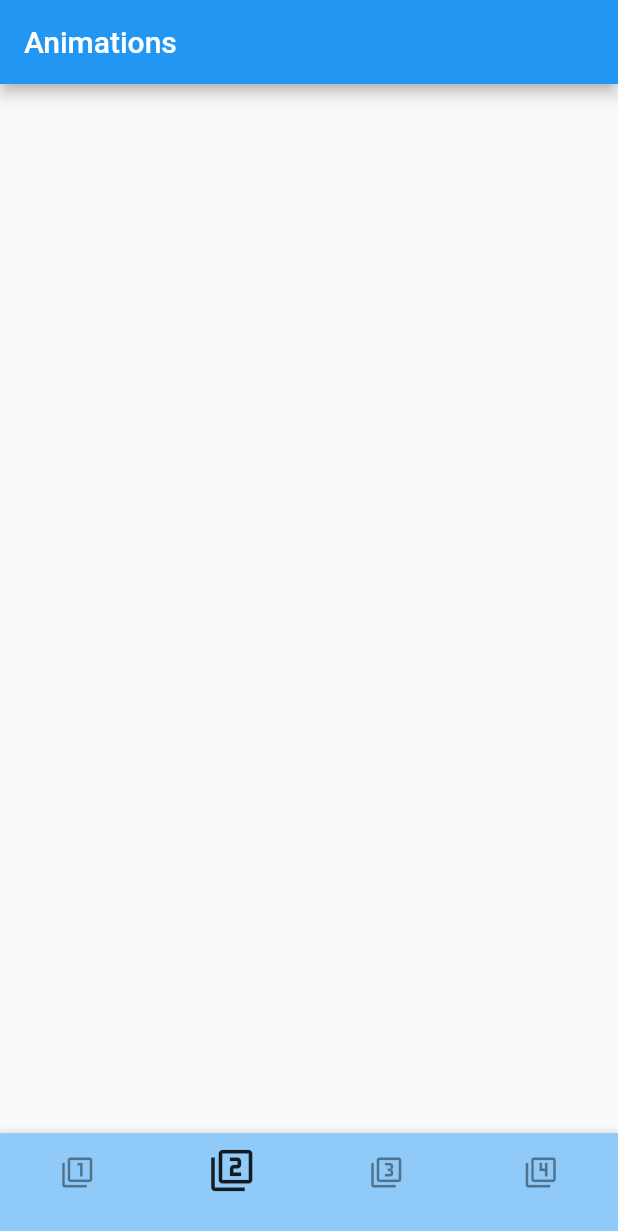
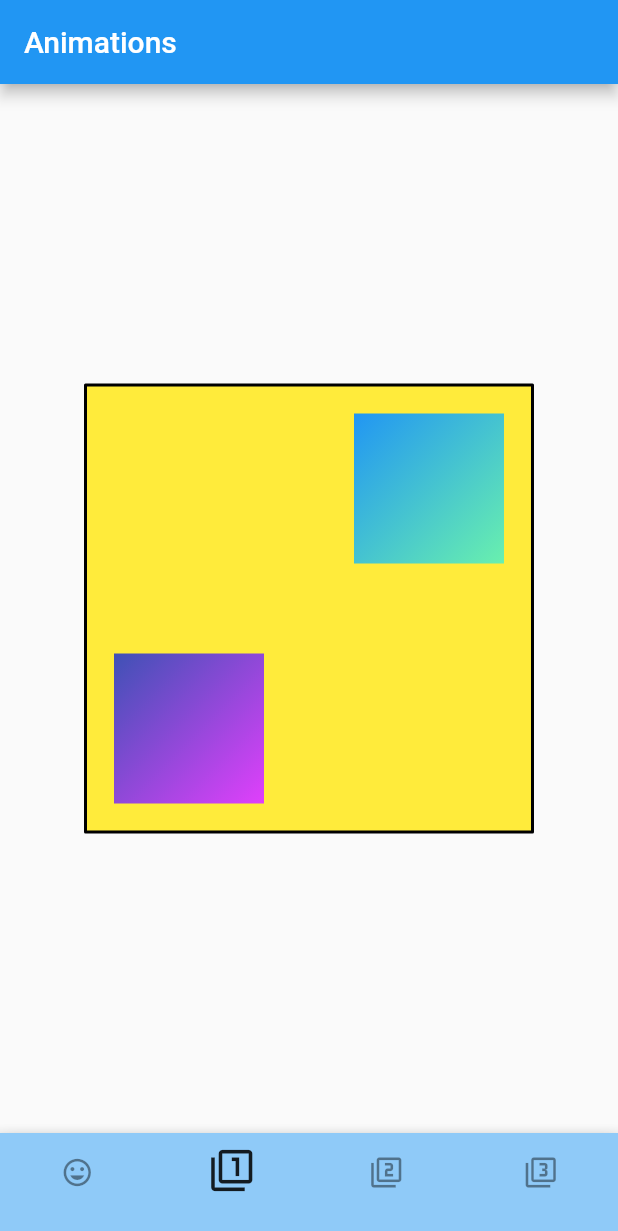
Before and after one commit to ntflix/animationexperiments, a Flutter app: the screen it shows after launch, item 2 of the bottom bar chosen, on a phone screen of 412 x 824 dp. Shown: the top 1231 px of the screen. Run offline on Flutter 3.47's test engine with Material 2 defaults, Android fonts, the phone set to English and light mode, and no system bars; our stand-ins replace simple_animations.

Commit message:
boxes dont work still

```diff
--- a/lib/home.dart
+++ b/lib/home.dart
@@ -56,7 +56,7 @@ class _NavPageState extends State<NavPage> with SingleTickerProviderStateMixin {
       curve: Curves.easeInOut,
     );
 
-    animationController.forward();
+    animationController.forward().orCancel;
 
     this.body = widget.pages[_selectedPage].route;
   }
@@ -105,7 +105,7 @@ class _NavPageState extends State<NavPage> with SingleTickerProviderStateMixin {
                   onTap: () => setState(() {
                     _selectedPage = thisPage.number;
                     this.body = thisPage.route;
-                    animationController.forward();
+                    animationController.forward().orCancel;
                   }),
                   child : AnimatedOpacity(
                     duration: Duration(milliseconds: 120),
@@ -116,7 +116,7 @@ class _NavPageState extends State<NavPage> with SingleTickerProviderStateMixin {
                         padding: EdgeInsets.fromLTRB(1, (_selectedPage == thisPage.number ? 10 : 12), 1, 0),
                         duration: Duration(milliseconds: 150),
                         height: _selectedPage == thisPage.number ? 40 : 34,
-                        width: MediaQuery.of(context).size.width / 4,
+                        width: MediaQuery.of(context).size.width / widget.pages.length,
                         child : FittedBox(
                           fit: BoxFit.fitHeight,
                           child: Icon(thisPage.icon),
--- a/lib/main.dart
+++ b/lib/main.dart
@@ -3,6 +3,7 @@ import 'package:animation_experiments/home.dart';
 import 'package:animation_experiments/pages/animation1.dart';
 import 'package:animation_experiments/pages/movingCircles.dart';
 import 'package:animation_experiments/pages/boxes.dart';
+import 'package:animation_experiments/pages/welcome.dart';
 
 void main() => runApp(MyApp());
 
@@ -10,30 +11,29 @@ class MyApp extends StatelessWidget {
   // This widget is the root of your application.
   final List<Page> _pages = [
     Page(
-//      route: Animation1(),
+      route: Welcome(),
+      name: "Welcome",
+      icon: Icons.tag_faces,
+      number: 0,
+    ),
+    Page(
       route: Boxes(),
       name: "1st",
       icon: Icons.filter_1,
-      number: 0,
+      number: 1,
+    ),
+    Page(
+      route: Animation1(),
+      name: "Drawing",
+      icon: Icons.filter_2,
+      number: 2,
     ),
     Page(
       route: MovingDots(),
-      name: "Drawing",
-      icon: Icons.filter_2,
-      number: 1,
-    ),
-    Page(
-      route: Boxes(),
       name: "Boxes",
       icon: Icons.filter_3,
-      number: 2,
+      number: 3,
     ),
-    Page(
-      route: Animation1(),
-      name: "3rd",
-      icon: Icons.filter_4,
-      number: 3,
-    )
   ];
 
   @override
--- a/lib/pages/boxes.dart
+++ b/lib/pages/boxes.dart
@@ -1,4 +1,5 @@
 import 'package:flutter/material.dart';
+import 'package:animation_experiments/animations/background.dart';
 
 class Box {
   Color color;
@@ -49,19 +50,28 @@ class _BoxesState extends State<Boxes> {
     return Center(
       child: InkWell(
         onTap: () {
-          for (Box thisBox in boxes) {
+          for (int i = 0; i < boxes.length; i++) {
+            var thisBox = boxes[i];
             print("Start: left: " + thisBox.left.toString() + ", top: " + thisBox.top.toString());
-            if (thisBox.left == 20) {
-              thisBox.left = (containerSize.width) - (thisBox.size.width + 20);
-            }
-            if (thisBox.top == 20) {
-              thisBox.top = (containerSize.height) - (thisBox.size.height + 20);
-            }
-            if (thisBox.left == (containerSize.width) - (thisBox.size.width + 20)) {
-              thisBox.left = 20;
-            }
-            if (thisBox.top == (containerSize.height) - (thisBox.size.height + 20)) {
-              thisBox.top = 20;
+            if (thisBox.left == 20 && thisBox.top == 20) {
+              var box2 = Box(
+                  color: thisBox.color,
+                  duration: thisBox.duration,
+                  left: (containerSize.width) - (thisBox.size.width + 20),
+                  top: (containerSize.height) - (thisBox.size.height + 20),
+                  size: thisBox.size
+              );
+              boxes.removeAt(i);
+              boxes.add(box2);
+            } else {
+              if (thisBox.left ==
+                  (containerSize.width) - (thisBox.size.width + 20)) {
+                thisBox.left = 20;
+              }
+              if (thisBox.top ==
+                  (containerSize.height) - (thisBox.size.height + 20)) {
+                thisBox.top = 20;
+              }
             }
             print("End: left: " + thisBox.left.toString() + ", top: " + thisBox.top.toString());
           }
@@ -88,7 +98,22 @@ class _BoxesState extends State<Boxes> {
               width: 100.0,
               height: 100.0,
               duration: boxes[0].duration,
-              child: Container(color: boxes[0].color),
+              child: Container(
+                child: AnimatedGradient(
+                  begin: Alignment.topLeft,
+                  end: Alignment.bottomRight,
+                  gradients: [
+                    GradientInfo(
+                      duration: Duration(seconds: 3),
+                      colors: [boxes[0].color, Colors.redAccent],
+                    ),
+                    GradientInfo(
+                      duration: Duration(milliseconds: 6000),
+                      colors: [Colors.purpleAccent, boxes[0].color],
+                    )
+                  ],
+                ),
+              ),
             ),
             AnimatedPositioned(
               left: boxes[1].left,
@@ -96,7 +121,22 @@ class _BoxesState extends State<Boxes> {
               width: 100.0,
               height: 100.0,
               duration: boxes[1].duration,
-              child: Container(color: boxes[1].color),
+              child: Container(
+                child: AnimatedGradient(
+                  begin: Alignment.topLeft,
+                  end: Alignment.bottomRight,
+                  gradients: [
+                    GradientInfo(
+                      duration: Duration(seconds: 3),
+                      colors: [boxes[1].color, Colors.lightBlueAccent],
+                    ),
+                    GradientInfo(
+                      duration: Duration(milliseconds: 4500),
+                      colors: [Colors.greenAccent, boxes[1].color],
+                    )
+                  ],
+                ),
+              ),
             ),
           ],
         ),
```
Also changed, not shown: lib/pages/welcome.dart (added, +107 -0 lines).
